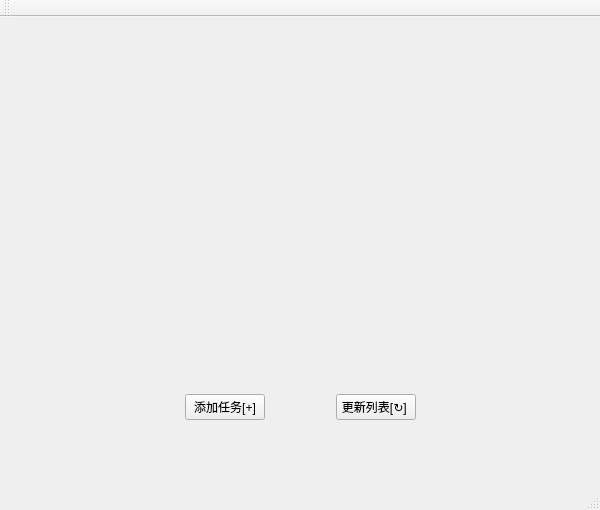
Ducker-Fry/TODOList, file MainWindow.ui: the form before one commit.
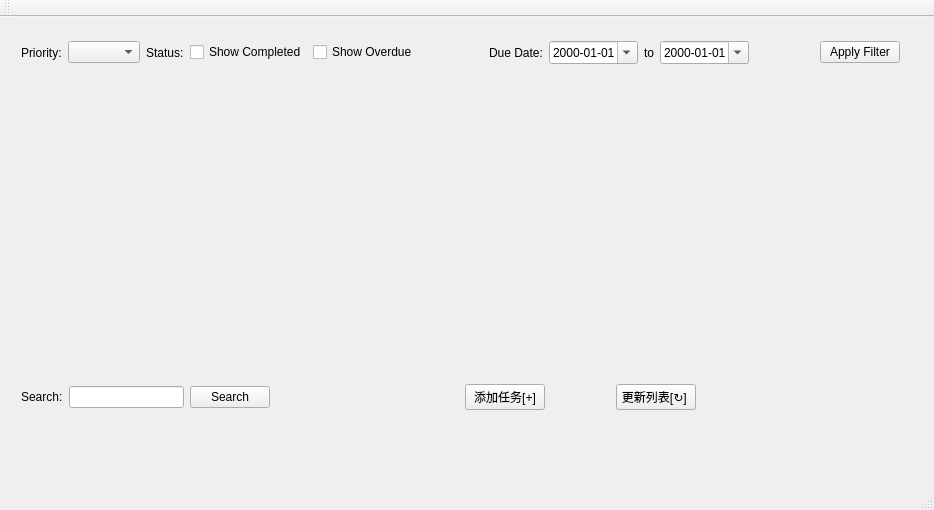
The form after the commit.

The edit to the form file:
```diff
--- a/MainWindow.ui
+++ b/MainWindow.ui
@@ -6,7 +6,7 @@
    <rect>
     <x>0</x>
     <y>0</y>
-    <width>600</width>
+    <width>934</width>
     <height>510</height>
    </rect>
   </property>
@@ -14,11 +14,121 @@
    <string>MainWindow</string>
   </property>
   <widget class="QWidget" name="centralWidget">
+   <widget class="QWidget" name="filterWidget">
+    <property name="geometry">
+     <rect>
+      <x>10</x>
+      <y>10</y>
+      <width>901</width>
+      <height>51</height>
+     </rect>
+    </property>
+    <layout class="QHBoxLayout" name="filterLayout">
+     <item>
+      <widget class="QLabel" name="priorityLabel">
+       <property name="text">
+        <string>Priority:</string>
+       </property>
+      </widget>
+     </item>
+     <item>
+      <widget class="QComboBox" name="priorityComboBox"/>
+     </item>
+     <item>
+      <widget class="QLabel" name="statusLabel">
+       <property name="text">
+        <string>Status:</string>
+       </property>
+      </widget>
+     </item>
+     <item>
+      <widget class="QCheckBox" name="showCompletedCheckBox">
+       <property name="text">
+        <string>Show Completed</string>
+       </property>
+      </widget>
+     </item>
+     <item>
+      <widget class="QCheckBox" name="showOverdueCheckBox">
+       <property name="text">
+        <string>Show Overdue</string>
+       </property>
+      </widget>
+     </item>
+     <item>
+      <spacer name="horizontalSpacer_6">
+       <property name="orientation">
+        <enum>Qt::Orientation::Horizontal</enum>
+       </property>
+       <property name="sizeHint" stdset="0">
+        <size>
+         <width>40</width>
+         <height>20</height>
+        </size>
+       </property>
+      </spacer>
+     </item>
+     <item>
+      <widget class="QLabel" name="dateLabel">
+       <property name="text">
+        <string>Due Date:</string>
+       </property>
+      </widget>
+     </item>
+     <item>
+      <widget class="QDateEdit" name="startDateEdit">
+       <property name="displayFormat">
+        <string>yyyy-MM-dd</string>
+       </property>
+       <property name="calendarPopup">
+        <bool>true</bool>
+       </property>
+      </widget>
+     </item>
+     <item>
+      <widget class="QLabel" name="toLabel">
+       <property name="text">
+        <string>to</string>
+       </property>
+      </widget>
+     </item>
+     <item>
+      <widget class="QDateEdit" name="endDateEdit">
+       <property name="displayFormat">
+        <string>yyyy-MM-dd</string>
+       </property>
+       <property name="calendarPopup">
+        <bool>true</bool>
+       </property>
+      </widget>
+     </item>
+     <item>
+      <spacer name="horizontalSpacer_4">
+       <property name="orientation">
+        <enum>Qt::Orientation::Horizontal</enum>
+       </property>
+       <property name="sizeHint" stdset="0">
+        <size>
+         <width>40</width>
+         <height>20</height>
+        </size>
+       </property>
+      </spacer>
+     </item>
+     <item>
+      <widget class="QPushButton" name="filterButton">
+       <property name="text">
+        <string>Apply Filter</string>
+       </property>
+      </widget>
+     </item>
+    </layout>
+   </widget>
    <widget class="QWidget" name="horizontalLayoutWidget">
     <property name="geometry">
      <rect>
-      <x>110</x>
-      <y>340</y>
+      <x>390</x>
+      <y>330</y>
       <width>381</width>
       <height>101</height>
      </rect>
@@ -79,6 +189,39 @@
      </item>
     </layout>
    </widget>
+   <widget class="QWidget" name="horizontalLayoutWidget_2">
+    <property name="geometry">
+     <rect>
+      <x>10</x>
+      <y>340</y>
+      <width>271</width>
+      <height>80</height>
+     </rect>
+    </property>
+    <layout class="QHBoxLayout" name="horizontalLayout_2">
+     <item>
+      <widget class="QLabel" name="searchLabel">
+       <property name="text">
+        <string>Search:</string>
+       </property>
+      </widget>
+     </item>
+     <item>
+      <widget class="QLineEdit" name="searchLineEdit">
+       <property name="text">
+        <string/>
+       </property>
+      </widget>
+     </item>
+     <item>
+      <widget class="QPushButton" name="searchButton">
+       <property name="text">
+        <string>Search</string>
+       </property>
+      </widget>
+     </item>
+    </layout>
+   </widget>
   </widget>
   <widget class="QMenuBar" name="menuBar">
    <property name="geometry">
```
Left out of the diff: 2 changed lines with no effect on the pictures.
